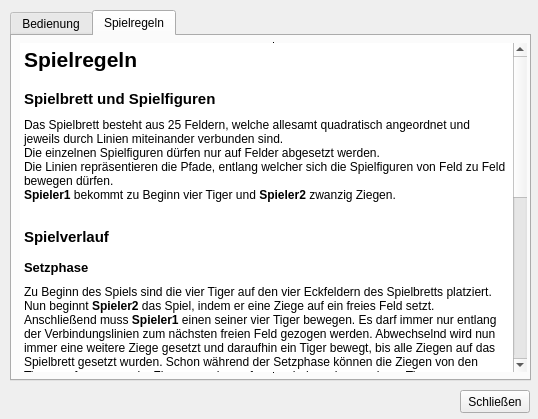
The window that BaghChal/BaghChal/HelpWindow.ui (kaushaldeo/bagh-chal) describes before a commit, drawn with Qt 5.
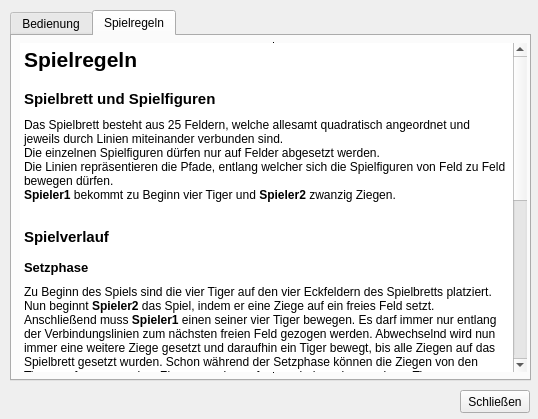
The same window after the commit. The open tabs and pages were chosen to show the change. Icons and pictures are not drawn.

Commit message: adding additional catch blocks in saving, loading method

```diff
--- a/BaghChal/BaghChal/HelpWindow.ui
+++ b/BaghChal/BaghChal/HelpWindow.ui
@@ -170,11 +170,11 @@
 &lt;p style=&quot;-qt-paragraph-type:empty; margin-top:0px; margin-bottom:0px; margin-left:0px; margin-right:0px; -qt-block-indent:0; text-indent:0px; font-size:9pt; font-weight:600;&quot;&gt;&lt;/p&gt;
 &lt;p style=&quot; margin-top:0px; margin-bottom:0px; margin-left:0px; margin-right:0px; -qt-block-indent:0; text-indent:0px;&quot;&gt;&lt;span style=&quot; font-size:10pt; font-weight:600;&quot;&gt;Setzphase&lt;/span&gt;&lt;/p&gt;
 &lt;p style=&quot; margin-top:0px; margin-bottom:0px; margin-left:0px; margin-right:0px; -qt-block-indent:0; text-indent:0px;&quot;&gt;&lt;span style=&quot; font-size:6pt; font-weight:600;&quot;&gt;  &lt;/span&gt;&lt;/p&gt;
-&lt;p style=&quot; margin-top:0px; margin-bottom:0px; margin-left:0px; margin-right:0px; -qt-block-indent:0; text-indent:0px;&quot;&gt;&lt;span style=&quot; font-size:9pt;&quot;&gt;Zu Beginn des Spiels sind die vier Tiger auf den vier Eckfeldern des Spielbretts platziert. Nun beginnt &lt;/span&gt;&lt;span style=&quot; font-size:9pt; font-weight:600;&quot;&gt;Spieler2&lt;/span&gt;&lt;span style=&quot; font-size:9pt;&quot;&gt; das Spiel, indem er eine Ziege auf ein freies Feld setzt. Anschließend muss &lt;/span&gt;&lt;span style=&quot; font-size:9pt; font-weight:600;&quot;&gt;Spieler1&lt;/span&gt;&lt;span style=&quot; font-size:9pt;&quot;&gt; einen seiner vier Tiger bewegen. Es darf immer nur entlang der Verbindungslinien zum nächsten freien Feld gezogen werden. Abwechselnd wird nun immer eine weitere Ziege gesetzt und daraufhin ein Tiger bewegt, bis alle Ziegen auf das Spielbrett gesetzt wurden. Schon während der Setzphase können die Ziegen von den Tigern gefangen werde. Ziegen werden gefangen, indem sie von einem Tiger übersprungen werden. Dies ist genau dann möglich, wenn ein Tiger sich unmittelbar vor einer Ziege befindet, und das Feld hinter der Ziege noch nicht besetzt ist. Auch hier darf ein Sprung nur entlang der Linien und nicht über Eck, sondern nur gerade verlaufen. Wird eine Ziege übersprungen, so wird sie vom Spielbrett genommen. &lt;/span&gt;&lt;/p&gt;
+&lt;p style=&quot; margin-top:0px; margin-bottom:0px; margin-left:0px; margin-right:0px; -qt-block-indent:0; text-indent:0px;&quot;&gt;&lt;span style=&quot; font-size:9pt;&quot;&gt;Zu Beginn des Spiels sind die vier Tiger auf den vier Eckfeldern des Spielbretts platziert. Nun beginnt &lt;/span&gt;&lt;span style=&quot; font-size:9pt; font-weight:600;&quot;&gt;Spieler2&lt;/span&gt;&lt;span style=&quot; font-size:9pt;&quot;&gt; das Spiel, indem er eine Ziege auf ein freies Feld setzt. Anschließend muss &lt;/span&gt;&lt;span style=&quot; font-size:9pt; font-weight:600;&quot;&gt;Spieler1&lt;/span&gt;&lt;span style=&quot; font-size:9pt;&quot;&gt; einen seiner vier Tiger bewegen. Es darf immer nur entlang der Verbindungslinien zum nächsten freien Feld gezogen werden. Abwechselnd wird nun immer eine weitere Ziege gesetzt und daraufhin ein Tiger bewegt, bis alle Ziegen auf das Spielbrett gesetzt wurden. Schon während der Setzphase können die Ziegen von den Tigern gefangen werden. Ziegen werden gefangen, indem sie von einem Tiger übersprungen werden. Dies ist genau dann möglich, wenn ein Tiger sich unmittelbar vor einer Ziege befindet, und das Feld hinter der Ziege noch nicht besetzt ist. Auch hier darf ein Sprung nur entlang der Linien und nicht über Eck, sondern nur gerade verlaufen. Wird eine Ziege übersprungen, so wird sie vom Spielbrett genommen. &lt;/span&gt;&lt;/p&gt;
 &lt;p style=&quot; margin-top:0px; margin-bottom:0px; margin-left:0px; margin-right:0px; -qt-block-indent:0; text-indent:0px;&quot;&gt;&lt;span style=&quot; font-size:14pt;&quot;&gt; &lt;/span&gt;&lt;/p&gt;
 &lt;p style=&quot; margin-top:0px; margin-bottom:0px; margin-left:0px; margin-right:0px; -qt-block-indent:0; text-indent:0px;&quot;&gt;&lt;span style=&quot; font-size:10pt; font-weight:600;&quot;&gt;Zugphase&lt;/span&gt;&lt;/p&gt;
 &lt;p style=&quot;-qt-paragraph-type:empty; margin-top:0px; margin-bottom:0px; margin-left:0px; margin-right:0px; -qt-block-indent:0; text-indent:0px; font-size:6pt; font-weight:600;&quot;&gt;&lt;/p&gt;
-&lt;p style=&quot; margin-top:0px; margin-bottom:0px; margin-left:0px; margin-right:0px; -qt-block-indent:0; text-indent:0px;&quot;&gt;&lt;span style=&quot; font-size:9pt;&quot;&gt;Wurden alle Ziegen auf dem Spielbrett abgelegt, so beginnt nun die Zugphase. Hier darf nun auch mit den Ziegen gezogen werden.  Ziegen dürfen sich nur entlang der Linien bewegen. Sprünge mit Ziegen sind nicht möglich.  Während des gesamten Spiels stehen die beiden Spieler unter Zugzwang, d.h. jeder Spieler muss mit mindestens einer Figur ziehen können wenn er an der Reihe ist. Kann der Spieler nicht Ziehen, so verliert er das Spiel. Des weiteren steht der Spieler mit den Tigern unter Fresszwang. Ist mindestens ein Tiger in der Lage eine Ziege zu fangen, so muss die Ziege auch gefangen werden. Sind mehrere Tiger in der Lage Ziegen zu fangen, so darf der Spieler entscheiden mit welchem Tiger er bei diesem Zug die Ziege fängt.&lt;/span&gt;&lt;/p&gt;
+&lt;p style=&quot; margin-top:0px; margin-bottom:0px; margin-left:0px; margin-right:0px; -qt-block-indent:0; text-indent:0px;&quot;&gt;&lt;span style=&quot; font-size:9pt;&quot;&gt;Wurden alle Ziegen auf dem Spielbrett abgelegt, so beginnt nun die Zugphase. Hier darf nun auch mit den Ziegen gezogen werden. Ziegen dürfen sich nur entlang der Linien bewegen. Sprünge mit Ziegen sind nicht möglich. Während des gesamten Spiels stehen die beiden Spieler unter Zugzwang, d.h. jeder Spieler muss mit mindestens einer Figur ziehen können wenn er an der Reihe ist. Des weiteren steht der Spieler mit den Tigern unter Fresszwang. Ist mindestens ein Tiger in der Lage eine Ziege zu fangen, so muss die Ziege auch gefangen werden. Sind mehrere Tiger in der Lage Ziegen zu fangen, so darf der Spieler entscheiden mit welchem Tiger er bei diesem Zug die Ziege fängt.&lt;/span&gt;&lt;/p&gt;
 &lt;p style=&quot; margin-top:0px; margin-bottom:0px; margin-left:0px; margin-right:0px; -qt-block-indent:0; text-indent:0px;&quot;&gt;&lt;span style=&quot; font-size:14pt;&quot;&gt; &lt;/span&gt;&lt;/p&gt;
 &lt;p style=&quot; margin-top:0px; margin-bottom:0px; margin-left:0px; margin-right:0px; -qt-block-indent:0; text-indent:0px;&quot;&gt;&lt;span style=&quot; font-size:10pt; font-weight:600;&quot;&gt;Ziel des Spiels&lt;/span&gt;&lt;/p&gt;
 &lt;p style=&quot;-qt-paragraph-type:empty; margin-top:0px; margin-bottom:0px; margin-left:0px; margin-right:0px; -qt-block-indent:0; text-indent:0px; font-size:6pt; font-weight:600;&quot;&gt;&lt;/p&gt;
```
Left out of the diff: 2 changed lines with no effect on the pictures.
